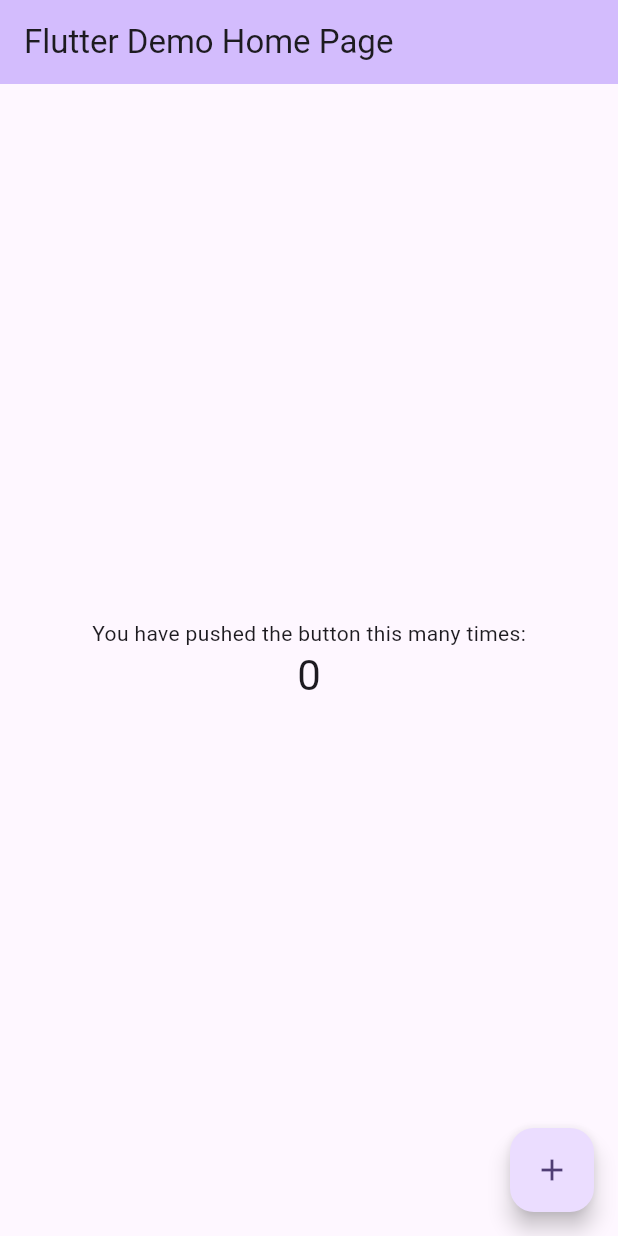
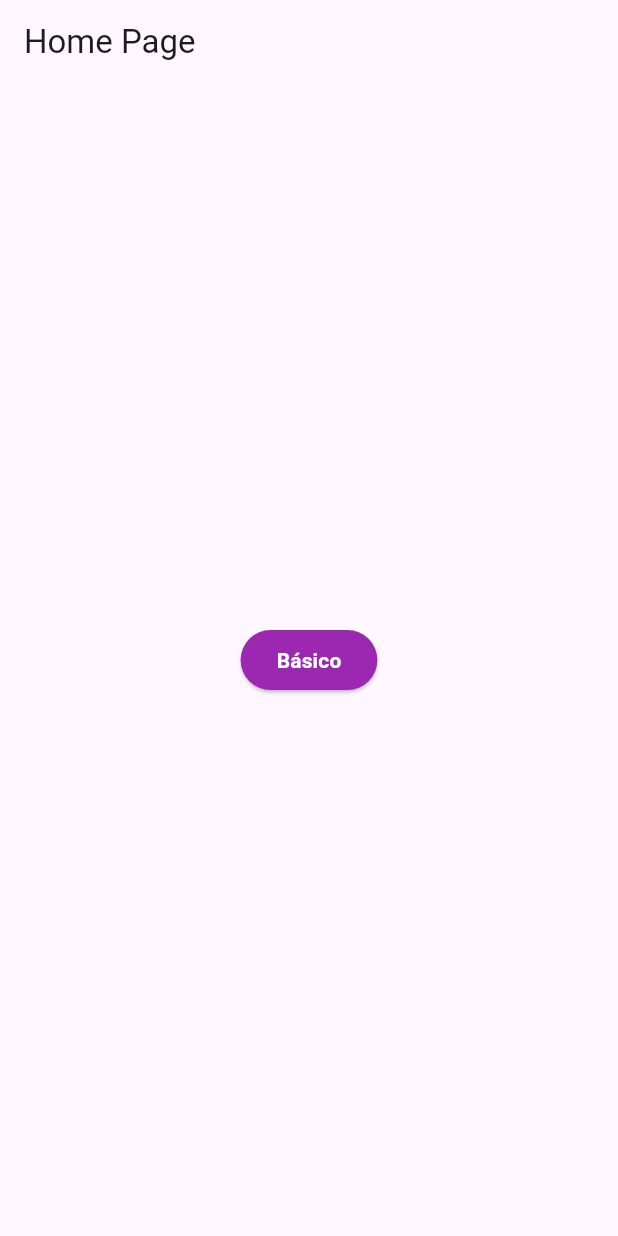
Before and after one commit to victorapc/get_dependencias, a Flutter app: the screen it shows after launch, on a phone screen of 412 x 824 dp. Run offline on Flutter 3.47's test engine with Material 2 defaults, Android fonts, the phone set to English and light mode, and no system bars; our stand-ins replace get.

Commit message:
Get dependencias usando de forma básica Get.put()

```diff
--- /dev/null
+++ b/lib/core/widgets/elevated_button_custom.dart
@@ -0,0 +1,30 @@
+import 'package:flutter/material.dart';
+
+class ElevatedButtonCustom extends StatelessWidget {
+  final String text;
+  final VoidCallback onPressed;
+
+  const ElevatedButtonCustom({
+    super.key,
+    required this.text,
+    required this.onPressed,
+  });
+
+  @override
+  Widget build(BuildContext context) {
+    return ElevatedButton(
+      onPressed: onPressed,
+      style: ButtonStyle(
+        backgroundColor: MaterialStateProperty.all<Color>(Colors.purple),
+        overlayColor: MaterialStateProperty.all<Color>(Colors.purple.shade600),
+      ),
+      child: Text(
+        text,
+        style: const TextStyle(
+          color: Colors.white,
+          fontWeight: FontWeight.bold,
+        ),
+      ),
+    );
+  }
+}
--- a/lib/main.dart
+++ b/lib/main.dart
@@ -1,4 +1,8 @@
 import 'package:flutter/material.dart';
+import 'package:get/get.dart';
+import 'package:get_dependencias/pages/home_page.dart';
+
+import 'pages/basico/basico_home_page.dart';
 
 void main() {
   runApp(const MyApp());
@@ -7,119 +11,24 @@ void main() {
 class MyApp extends StatelessWidget {
   const MyApp({super.key});
 
-  // This widget is the root of your application.
   @override
   Widget build(BuildContext context) {
-    return MaterialApp(
-      title: 'Flutter Demo',
+    return GetMaterialApp(
+      title: 'Get Dependencia',
       theme: ThemeData(
-        // This is the theme of your application.
-        //
-        // TRY THIS: Try running your application with "flutter run". You'll see
-        // the application has a blue toolbar. Then, without quitting the app,
-        // try changing the seedColor in the colorScheme below to Colors.green
-        // and then invoke "hot reload" (save your changes or press the "hot
-        // reload" button in a Flutter-supported IDE, or press "r" if you used
-        // the command line to start the app).
-        //
-        // Notice that the counter didn't reset back to zero; the application
-        // state is not lost during the reload. To reset the state, use hot
-        // restart instead.
-        //
-        // This works for code too, not just values: Most code changes can be
-        // tested with just a hot reload.
         colorScheme: ColorScheme.fromSeed(seedColor: Colors.deepPurple),
         useMaterial3: true,
       ),
-      home: const MyHomePage(title: 'Flutter Demo Home Page'),
+      getPages: [
+        GetPage(
+          name: '/',
+          page: () => const HomePage(),
+        ),
+        GetPage(
+          name: '/basico',
+          page: () => BasicoHomePage(),
+        ),
+      ],
     );
   }
 }
-
-class MyHomePage extends StatefulWidget {
-  const MyHomePage({super.key, required this.title});
-
-  // This widget is the home page of your application. It is stateful, meaning
-  // that it has a State object (defined below) that contains fields that affect
-  // how it looks.
-
-  // This class is the configuration for the state. It holds the values (in this
-  // case the title) provided by the parent (in this case the App widget) and
-  // used by the build method of the State. Fields in a Widget subclass are
-  // always marked "final".
-
-  final String title;
-
-  @override
-  State<MyHomePage> createState() => _MyHomePageState();
-}
-
-class _MyHomePageState extends State<MyHomePage> {
-  int _counter = 0;
-
-  void _incrementCounter() {
-    setState(() {
-      // This call to setState tells the Flutter framework that something has
-      // changed in this State, which causes it to rerun the build method below
-      // so that the display can reflect the updated values. If we changed
-      // _counter without calling setState(), then the build method would not be
-      // called again, and so nothing would appear to happen.
-      _counter++;
-    });
-  }
-
-  @override
-  Widget build(BuildContext context) {
-    // This method is rerun every time setState is called, for instance as done
-    // by the _incrementCounter method above.
-    //
-    // The Flutter framework has been optimized to make rerunning build methods
-    // fast, so that you can just rebuild anything that needs updating rather
-    // than having to individually change instances of widgets.
-    return Scaffold(
-      appBar: AppBar(
-        // TRY THIS: Try changing the color here to a specific color (to
-        // Colors.amber, perhaps?) and trigger a hot reload to see the AppBar
-        // change color while the other colors stay the same.
-        backgroundColor: Theme.of(context).colorScheme.inversePrimary,
-        // Here we take the value from the MyHomePage object that was created by
-        // the App.build method, and use it to set our appbar title.
-        title: Text(widget.title),
-      ),
-      body: Center(
-        // Center is a layout widget. It takes a single child and positions it
-        // in the middle of the parent.
-        child: Column(
-          // Column is also a layout widget. It takes a list of children and
-          // arranges them vertically. By default, it sizes itself to fit its
-          // children horizontally, and tries to be as tall as its parent.
-          //
-          // Column has various properties to control how it sizes itself and
-          // how it positions its children. Here we use mainAxisAlignment to
-          // center the children vertically; the main axis here is the vertical
-          // axis because Columns are vertical (the cross axis would be
-          // horizontal).
-          //
-          // TRY THIS: Invoke "debug painting" (choose the "Toggle Debug Paint"
-          // action in the IDE, or press "p" in the console), to see the
-          // wireframe for each widget.
-          mainAxisAlignment: MainAxisAlignment.center,
-          children: <Widget>[
-            const Text(
-              'You have pushed the button this many times:',
-            ),
-            Text(
-              '$_counter',
-              style: Theme.of(context).textTheme.headlineMedium,
-            ),
-          ],
-        ),
-      ),
-      floatingActionButton: FloatingActionButton(
-        onPressed: _incrementCounter,
-        tooltip: 'Increment',
-        child: const Icon(Icons.add),
-      ), // This trailing comma makes auto-formatting nicer for build methods.
-    );
-  }
-}
--- /dev/null
+++ b/lib/pages/home_page.dart
@@ -0,0 +1,28 @@
+import 'package:flutter/material.dart';
+import 'package:get_dependencias/core/widgets/elevated_button_custom.dart';
+
+class HomePage extends StatelessWidget {
+  const HomePage({super.key});
+
+  @override
+  Widget build(BuildContext context) {
+    return Scaffold(
+      appBar: AppBar(
+        title: const Text('Home Page'),
+      ),
+      body: Center(
+        child: Column(
+          mainAxisAlignment: MainAxisAlignment.center,
+          children: [
+            ElevatedButtonCustom(
+              onPressed: () {
+                Navigator.of(context).pushNamed('/basico');
+              },
+              text: 'Básico',
+            ),
+          ],
+        ),
+      ),
+    );
+  }
+}
--- a/pubspec.yaml
+++ b/pubspec.yaml
@@ -30,7 +30,7 @@ environment:
 dependencies:
   flutter:
     sdk: flutter
-
+  get: ^4.6.5
 
   # The following adds the Cupertino Icons font to your application.
   # Use with the CupertinoIcons class for iOS style icons.
```
Also changed, not shown: lib/pages/basico/basico_controller.dart (added, +10 -0 lines), lib/pages/basico/basico_home_page.dart (added, +57 -0 lines), pubspec.lock.
